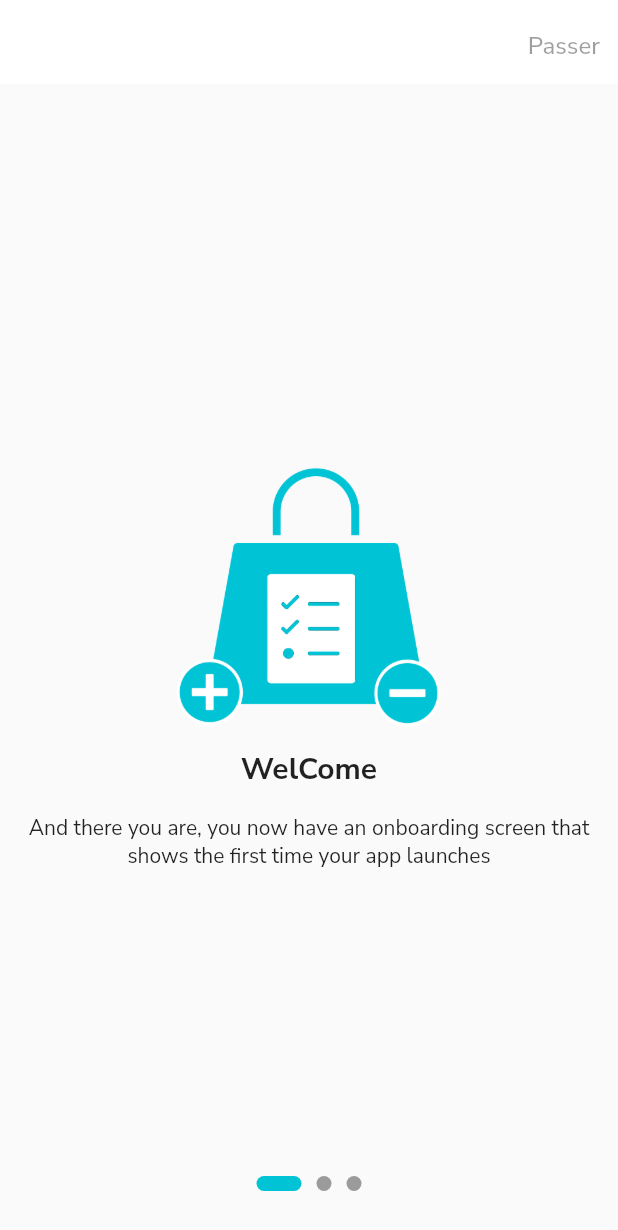
After one commit to aurelienbono/Kamte, a Flutter app: the screen it shows after launch, on a phone screen of 412 x 824 dp. The commit adds this screen. Shown: the top 1230 px of the screen. Run offline on Flutter 3.47's test engine with Material 2 defaults, Android fonts, the phone set to English and light mode, and no system bars; our stand-ins replace flutter_slidable, google_fonts, share_plus, sqflite; missing offline and left inert: dart:ffi; accounts and stored records are empty.

Commit message:
mise en place des orboarding page

```diff
--- /dev/null
+++ b/lib/models/onboard_page.dart
@@ -0,0 +1,27 @@
+// ignore_for_file: prefer_const_constructors, sort_child_properties_last
+
+import 'package:flutter/material.dart';
+
+class OnBoarding extends StatelessWidget {
+  String img ;
+  String title ;
+  String subtitle ;
+  OnBoarding({required this.img , required this.title , required this.subtitle});
+  @override
+  Widget build(BuildContext context) {
+    return Scaffold(
+      body:
+       SafeArea(
+        child: Column(
+          children: [
+            Spacer(),
+            Image.asset(img,height: 200,width: 200,) ,
+            Text(title,style: TextStyle(fontSize: 20 , fontWeight: FontWeight.w700),),
+            SizedBox(height: 16,),
+            Text(subtitle, textAlign: TextAlign.center,),
+             Spacer(),
+          ],
+        ),
+      ) );
+  }
+}
--- a/lib/screen/homepage.dart
+++ b/lib/screen/homepage.dart
@@ -79,7 +79,7 @@ class _HomePageState extends State<HomePage> {
             GestureDetector(
               child: Padding(
                 padding: const EdgeInsets.only(right: 10),
-                child: Icon(Icons.person_outline),
+                child: Icon(CupertinoIcons.search),
               ),
               onTap: () async {
               },
--- a/lib/screen/onboard.dart
+++ b/lib/screen/onboard.dart
@@ -1,8 +1,8 @@
-// ignore_for_file: prefer_const_constructors
+// ignore_for_file: prefer_const_constructors, prefer_final_fields
 
 import 'package:flutter/material.dart';
 import 'package:keep_note/screen/homepage.dart';
-import 'package:keep_note/screen/view_onboard/list_view.dart';
+import 'package:keep_note/models/onboard_page.dart';
 
 class OnboardingPage extends StatefulWidget {
   OnboardingPage({Key? key}) : super(key: key);
@@ -12,14 +12,74 @@ class OnboardingPage extends StatefulWidget {
 }
 
 class _OnboardingPageState extends State<OnboardingPage> {
+
+  PageController _pageController = PageController();
+  int _currentPage = 0;
+
+  List<Widget> _pages = [
+          OnBoarding(img: "assets/images/icons/splash/icon.png", title: "WelCome",subtitle: "And there you are, you now have an onboarding screen that shows the first time your app launches",),
+                  OnBoarding(img: "assets/images/icons/splash/icon.png", title: "Introduce",subtitle: "And there you are, you now have an onboarding screen that shows the first time your app launches",),
+
+                  OnBoarding(img: "assets/images/icons/splash/icon.png", title: "GetStart",subtitle: "And there you are, you now have an onboarding screen that shows the first time your app launches",)
+  ];
+
+  _onchanged(int index) {
+    setState(() {
+      _currentPage = index;
+    });
+  }
+
   @override
   Widget build(BuildContext context) {
-    return PageView(
+    return Scaffold(
+      appBar: AppBar(
+        backgroundColor: Colors.white,
+        elevation: 0,
+        actions: [
+          Padding(
+            padding: const EdgeInsets.symmetric( horizontal: 12 , vertical: 20),
+            child:  GestureDetector(onTap: (){
+              Navigator.push(context, MaterialPageRoute(builder: (context)=>HomePage()));
+             }, child: Text("Passer",style:TextStyle(color: Colors.black38 , fontSize: 16 , fontWeight: FontWeight.w500) )),
+          )
+        ],
+      ),
+      body: Stack(
         children: [
-         Welcome() ,
-         IntroducePage() ,
-         GetStarter(),
+          PageView.builder(
+            controller: _pageController,
+            itemCount: _pages.length,
+            onPageChanged: _onchanged,
+            itemBuilder: (BuildContext context, int index) {
+              return _pages[index];
+            }
+
+              ),
+
+              Column(
+                mainAxisAlignment: MainAxisAlignment.end,
+                children: [
+                   Row(
+                  mainAxisAlignment: MainAxisAlignment.center,
+                  children: List<Widget>.generate(_pages.length, (int index) {
+                    return AnimatedContainer(
+                        duration: Duration(milliseconds: 300),
+                        height: 10,
+                        width: (index == _currentPage) ? 30 : 10,
+                        margin:
+                            EdgeInsets.symmetric(horizontal: 5, vertical: 30),
+                        decoration: BoxDecoration(
+                            borderRadius: BorderRadius.circular(5),
+                            color: (index==_currentPage)?  Color(0xff00c4d5)
+                                : Colors.black38
+
+                            ));
+                  })),
+                ],
+              )
+
         ],
+      ),
     );
   }
 }
--- a/lib/screen/splash.dart
+++ b/lib/screen/splash.dart
@@ -1,9 +1,7 @@
 // ignore_for_file: prefer_const_constructors
 
 import 'dart:async';
-
 import 'package:flutter/material.dart';
-import 'package:keep_note/screen/homepage.dart';
 import 'package:keep_note/screen/onboard.dart';
 
 class SplashPage extends StatefulWidget {
@@ -18,8 +16,6 @@ class _SplashPageState extends State<SplashPage> {
 
   void initState(){
     super.initState();
-
-    // Timer(Duration(seconds: 4), ()=>  Navigator.push(context, MaterialPageRoute(builder: (context)=>HomePage())));
     Timer(Duration(seconds: 4), ()=>  Navigator.push(context, MaterialPageRoute(builder: (context)=>OnboardingPage())));
 
 
```
Also changed, not shown: lib/screen/view_onboard/list_view.dart (deleted, +0 -55 lines).
